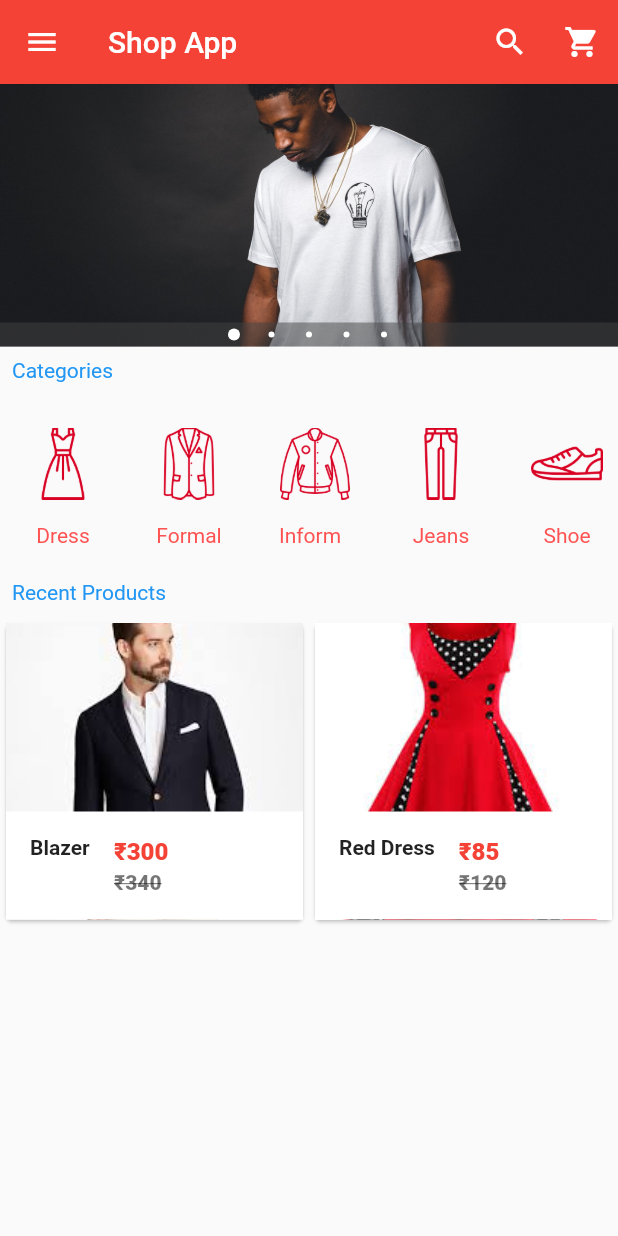
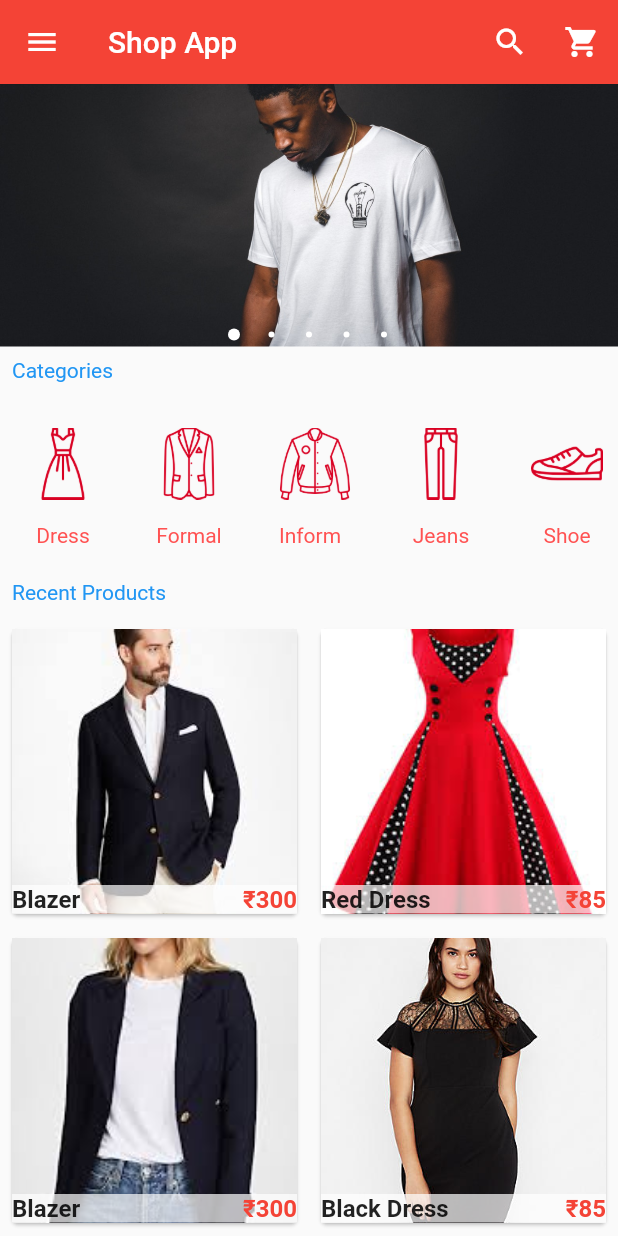
Before and after one commit to azharmarmu/shopping_cart, a Flutter app: the screen it shows after launch, on a phone screen of 412 x 824 dp. Run offline on Flutter 3.47's test engine with Material 2 defaults, Android fonts, the phone set to English and light mode, and no system bars; drawn by our look-alikes of carousel_pro.

Commit message:
UI changes

```diff
--- a/lib/components/products_list.dart
+++ b/lib/components/products_list.dart
@@ -1,5 +1,5 @@
 import 'package:flutter/material.dart';
-import 'package:shopping_cart/pages/product_details.dart';
+import 'package:shopping_cart/pages/product_details_page.dart';
 
 class ProductsList extends StatefulWidget {
   @override
@@ -20,6 +20,30 @@ class _MyProductsState extends State<ProductsList> {
       "oldPrice": "120",
       "newPrice": "85"
     },
+    {
+      "name": "Blazer",
+      "picture": "assets/products/blazer2.jpeg",
+      "oldPrice": "340",
+      "newPrice": "300"
+    },
+    {
+      "name": "Black Dress",
+      "picture": "assets/products/dress2.jpeg",
+      "oldPrice": "120",
+      "newPrice": "85"
+    },
+    {
+      "name": "Strap Heels",
+      "picture": "assets/products/hills1.jpeg",
+      "oldPrice": "340",
+      "newPrice": "300"
+    },
+    {
+      "name": "Kitten Heels",
+      "picture": "assets/products/hills2.jpeg",
+      "oldPrice": "120",
+      "newPrice": "85"
+    },
   ];
 
   @override
@@ -27,15 +51,20 @@ class _MyProductsState extends State<ProductsList> {
     return Container(
       child: GridView.builder(
         shrinkWrap: true,
+        physics: ScrollPhysics(),
+        scrollDirection: Axis.vertical,
         itemCount: productList.length,
         gridDelegate:
             SliverGridDelegateWithFixedCrossAxisCount(crossAxisCount: 2),
         itemBuilder: (BuildContext context, int index) {
-          return Product(
+          return Padding(
+            padding: const EdgeInsets.all(4.0),
+            child: Product(
               productName: productList[index]['name'],
               productPic: productList[index]['picture'],
               productOldPrice: productList[index]['oldPrice'],
               productNewPrice: productList[index]['newPrice'],
+            ),
           );
         },
       ),
@@ -61,7 +90,7 @@ class Product extends StatelessWidget {
   Widget build(BuildContext context) {
     return Card(
       child: Hero(
-        tag: productName,
+        tag: Text("hero"),
         child: Material(
           child: InkWell(
             onTap: () => Navigator.of(context).push(MaterialPageRoute(
@@ -73,26 +102,28 @@ class Product extends StatelessWidget {
                     ))),
             child: GridTile(
                 footer: Container(
-                  color: Colors.white,
-                  child: ListTile(
-                    leading: Text(
+                    color: Colors.white70,
+                    child: Row(
+                      children: <Widget>[
+                        Expanded(
+                          child: Text(
                             productName,
-                      style: TextStyle(fontWeight: FontWeight.bold),
-                    ),
-                    title: Text(
-                      "\u20B9$productNewPrice",
                             style: TextStyle(
-                          color: Colors.red, fontWeight: FontWeight.w800),
-                    ),
-                    subtitle: Text(
-                      "\u20B9$productOldPrice",
-                      style: TextStyle(
-                          color: Colors.black54,
-                          fontWeight: FontWeight.w800,
-                          decoration: TextDecoration.lineThrough),
+                              fontWeight: FontWeight.bold,
+                              fontSize: 16.0,
                             ),
                           ),
                         ),
+                        Text(
+                          "\u20B9$productNewPrice",
+                          style: TextStyle(
+                            color: Colors.red,
+                            fontWeight: FontWeight.bold,
+                            fontSize: 16.0,
+                          ),
+                        ),
+                      ],
+                    )),
                 child: Image.asset(productPic, fit: BoxFit.cover)),
           ),
         ),
--- a/lib/main.dart
+++ b/lib/main.dart
@@ -1,5 +1,5 @@
 import 'package:flutter/material.dart';
-import 'package:shopping_cart/pages/home.dart';
+import 'package:shopping_cart/pages/home_page.dart';
 
 void main() => runApp(MyApp());
 
```
Also changed, not shown: lib/components/cart_list.dart (added, +126 -0 lines), lib/pages/cart_page.dart (added, +49 -0 lines), lib/pages/home_page.dart (renamed from lib/pages/home.dart, +6 -1 lines), lib/pages/product_details_page.dart (renamed from lib/pages/product_details.dart). Lines whose indentation alone changed are shown as unchanged.
